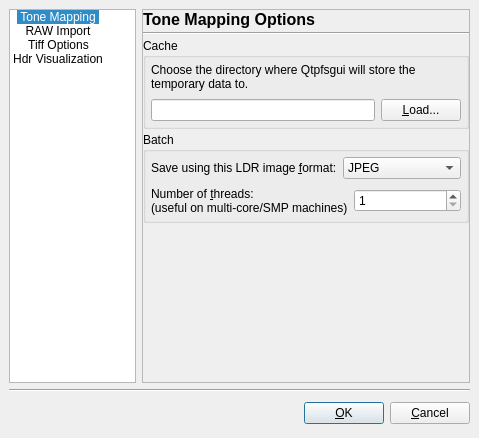
Qt form forms/options.ui (LuminanceHDR/LuminanceHDR) before a commit.
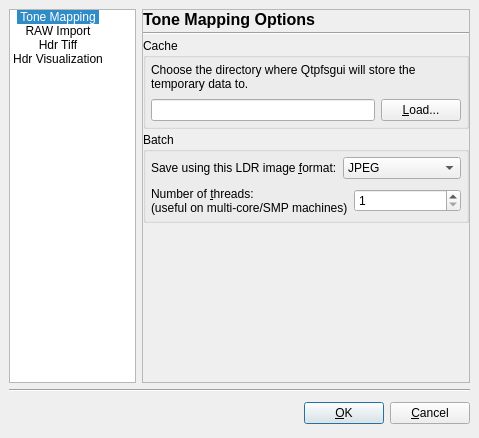
The same form after that commit. Icons and pictures are not drawn.

```diff
--- a/forms/options.ui
+++ b/forms/options.ui
@@ -97,7 +97,7 @@
        </item>
        <item>
         <property name="text" >
-         <string>Tiff Options</string>
+         <string>Hdr Tiff</string>
         </property>
         <property name="icon" >
          <iconset resource="../icons.qrc" >:/new/prefix1/images/raw_import.png</iconset>
```
